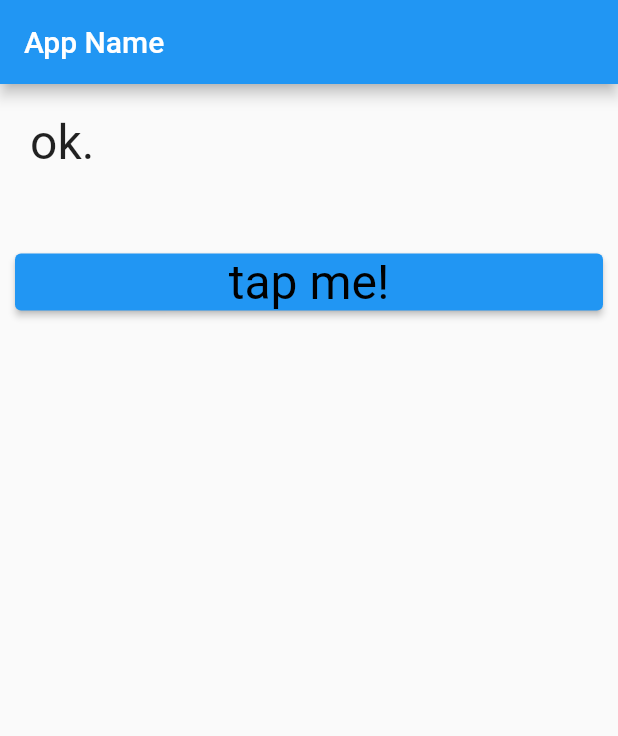
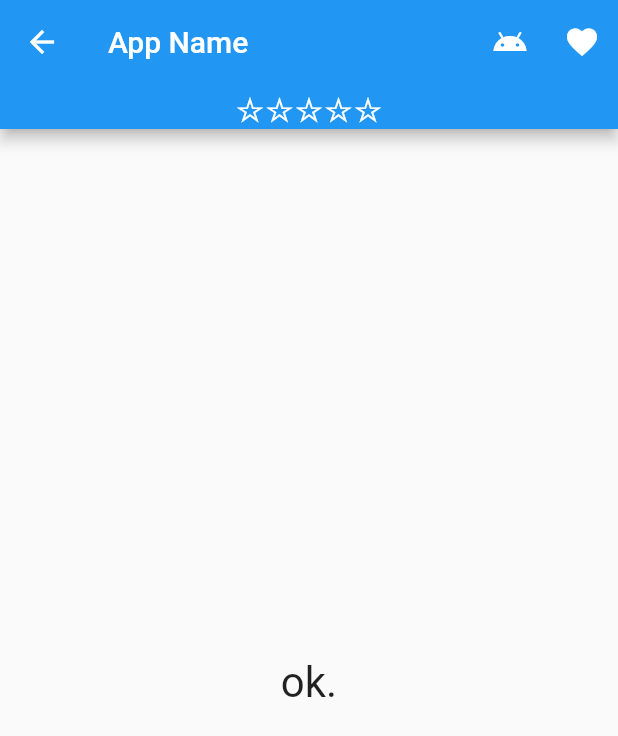
Before and after one commit to uni51/flutter_tsuyano_app_01, a Flutter app: the screen it shows after launch, on a phone screen of 412 x 824 dp. Shown: the top 736 px of the screen. Run offline on Flutter 3.47's test engine with Material 2 defaults, Android fonts, the phone set to English and light mode, and no system bars.

Commit message:
4-1-1 AppBar

```diff
--- a/lib/main.dart
+++ b/lib/main.dart
@@ -28,81 +28,72 @@
 
 class _MyHomePageState extends State<MyHomePage> {
   static var _message = 'ok.';
+  static var _stars = '☆☆☆☆☆';
+  static var _star = 0;
 
   @override
   Widget build(BuildContext context) {
     return Scaffold(
       appBar: AppBar(
         title: const Text('App Name'),
-      ),
-      body: Center(
-        child: Column(
-          mainAxisAlignment: MainAxisAlignment.start,
-          mainAxisSize: MainAxisSize.max,
-          crossAxisAlignment: CrossAxisAlignment.stretch,
-          children: <Widget>[
-            Padding(
-              padding: const EdgeInsets.all(20.0),
-              child: Text(
-                _message,
-                style: const TextStyle(
-                    fontSize: 32.0,
-                    fontWeight: FontWeight.w400,
-                    fontFamily: "Roboto"),
+        leading: BackButton(
+          color: Colors.white,
+        ),
+
+        actions: <Widget>[
+          IconButton(
+            icon: Icon(Icons.android),
+            tooltip: 'add star...',
+            onPressed: iconPressedA,
+          ),
+          IconButton(
+            icon: Icon(Icons.favorite),
+            tooltip: 'subtract star...',
+            onPressed: iconPressedB,
+          ),
+        ],
+
+        bottom: PreferredSize(
+          preferredSize: const Size.fromHeight(30.0),
+          child: Center(
+            child: Text(_stars,
+              style: const TextStyle(
+                fontSize: 22.0,
+                color:Colors.white,
               ),
             ),
+          ),
+        ),
+      ),
 
-            const Padding(
-              padding: EdgeInsets.all(10.0),
+      body: Center(
+          child: Text(
+            _message,
+            style: const TextStyle(
+              fontSize: 28.0,
             ),
-
-            Padding(
-                padding: const EdgeInsets.all(10.0),
-                child: ElevatedButton(
-                    onPressed:buttonPressed,
-                    child: const Text(
-                      "tap me!",
-                      style: TextStyle(fontSize:32.0,
-                          color: Color(0xff000000),
-                          fontWeight: FontWeight.w400,
-                          fontFamily: "Roboto"),
-                    )
-                )
-            ),
-
-
-          ],
-        ),
+          )
       ),
     );
   }
 
-  void buttonPressed(){
-    showDialog(
-        context: context,
-        builder: (BuildContext context) => SimpleDialog(
-          title: const Text('Select assignment'),
-          children: <Widget>[
-            SimpleDialogOption(
-              onPressed: () => Navigator.pop<String>(context, 'One'),
-              child: const Text('One'),
-            ),
-            SimpleDialogOption(
-              onPressed: () => Navigator.pop<String>(context, 'Two'),
-              child: const Text('Two'),
-            ),
-            SimpleDialogOption(
-              onPressed: () => Navigator.pop<String>(context, 'Three'),
-              child: const Text('Three'),
-            ),
-          ],
-        )
-    ).then<void>((value) => resultAlert(value));
+  void iconPressedA() {
+    _message = 'tap "android".';
+    _star++;
+    update();
   }
 
-  void resultAlert(String value) {
-    setState((){
-      _message = 'selected: $value';
+  void iconPressedB() {
+    _message = 'tap "favorite".';
+    _star--;
+    update();
+  }
+
+  void update() {
+    _star = _star < 0 ? 0 : _star > 5 ? 5 : _star;
+    setState(() {
+      _stars = '★★★★★☆☆☆☆☆'.substring(5 - _star, 5 - _star + 5) ;
+      _message = _message + '[$_star]';
     });
   }
 }
```
